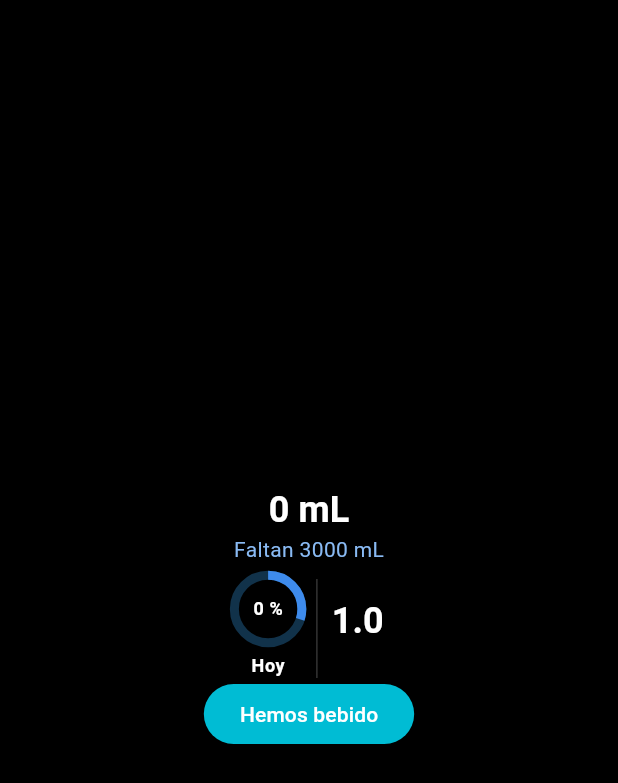
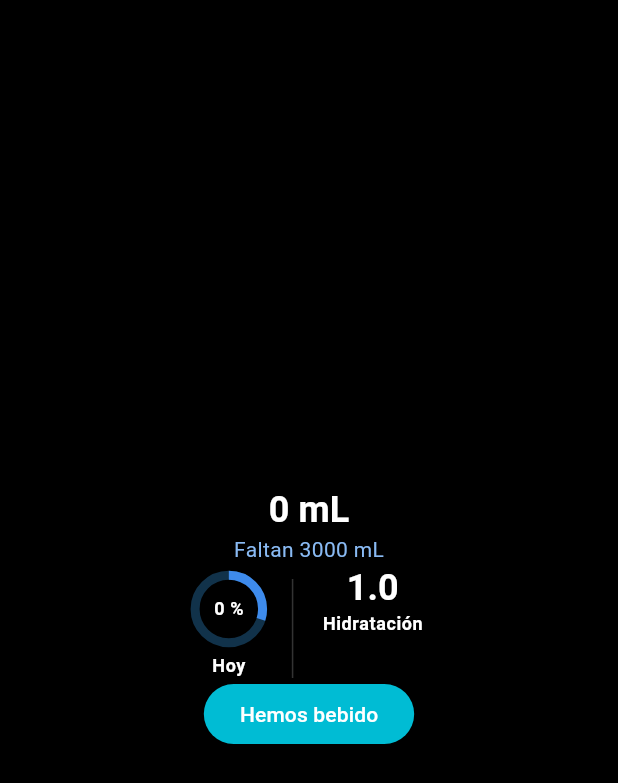
Before and after one commit to JoaMons2/flutter_water, a Flutter app: the screen it shows after launch, on a phone screen of 412 x 824 dp. Shown: the top 783 px of the screen. Run offline on Flutter 3.47's test engine with Material 2 defaults, Android fonts, the phone set to English and light mode, and no system bars.

```diff
--- a/lib/screens/start_screen.dart
+++ b/lib/screens/start_screen.dart
@@ -45,7 +45,13 @@ Widget _indicators(){
             mainAxisAlignment: MainAxisAlignment.center,
             children: [
               _percentage(),
+              const SizedBox(
+                width: 10,
+              ),
               _smallDivider(),
+              const SizedBox(
+                width: 10,
+              ),
               _hydration(),
             ],
           ),
@@ -96,7 +102,19 @@ Widget _smallDivider(){
   );
 }
 
-Widget _hydration() {
+Widget _hydration(){
+  return Column(
+    children: [
+      _intervalBar(),
+      Text(
+        'Hidratación',
+        style: Theme.of(context).textTheme.bodySmall,
+      ),
+    ],
+  );
+}
+
+Widget _intervalBar() {
   return Text(
                 '1.0',
                 style: Theme.of(context).textTheme.headlineSmall,
```
Also changed, not shown: lib/assets/interval_progress_bar.dart (added, +15 -0 lines).
